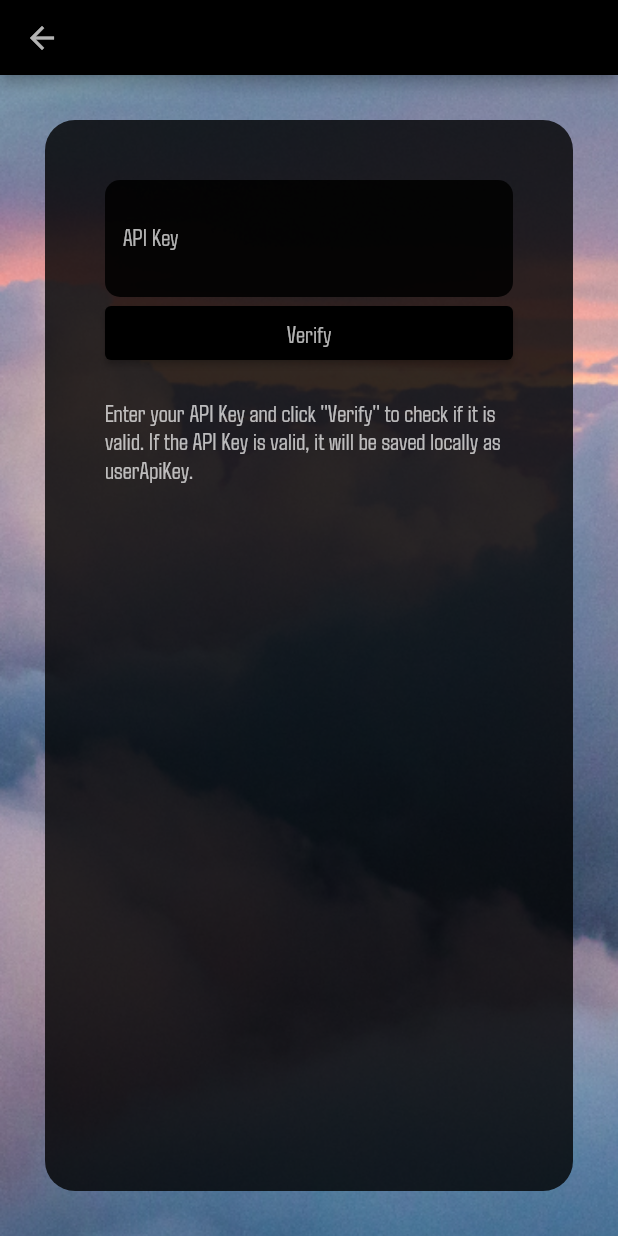
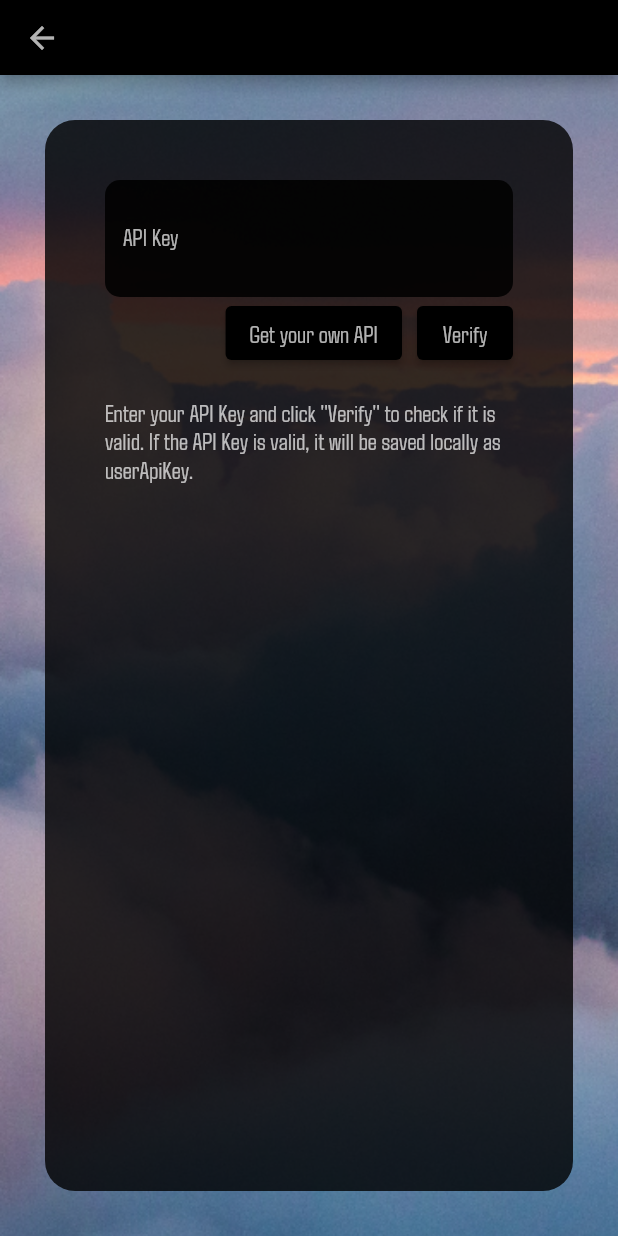
Before and after one commit to ZhengjianQu/NewWeatherApp, a Flutter app: the ApiKeyVerificationPage screen opened by its route, on a phone screen of 412 x 824 dp. Run offline on Flutter 3.47's test engine with Material 2 defaults, Android fonts, the phone set to English and light mode, and no system bars; our stand-ins replace geocoding, geolocator, shared_preferences, webview_flutter; accounts and stored records are empty; network calls fail.

```diff
--- /dev/null
+++ b/lib/ComponentLayout/web_view.dart
@@ -0,0 +1,33 @@
+import 'dart:io';
+
+import 'package:flutter/material.dart';
+import 'package:webview_flutter/webview_flutter.dart';
+
+class WebViewPage extends StatefulWidget {
+  final String url;
+
+  const WebViewPage({Key? key, required this.url}) : super(key: key);
+
+  @override
+  WebViewPageState createState() => WebViewPageState();
+}
+
+class WebViewPageState extends State<WebViewPage> {
+  @override
+  void initState() {
+    super.initState();
+    if (Platform.isAndroid) {
+      WebView.platform = SurfaceAndroidWebView();
+    }
+  }
+
+  @override
+  Widget build(BuildContext context) {
+    return MaterialApp(
+      home: WebView(
+        initialUrl: widget.url,
+        javascriptMode: JavascriptMode.unrestricted,
+      ),
+    );
+  }
+}
--- a/lib/Pages/apikey_verification_page.dart
+++ b/lib/Pages/apikey_verification_page.dart
@@ -2,6 +2,7 @@ import 'package:flutter/material.dart';
 import 'package:http/http.dart' as http;
 import 'package:shared_preferences/shared_preferences.dart';
 
+import '../ComponentLayout/web_view.dart';
 import '../global_variables.dart';
 
 class ApiKeyVerificationPage extends StatefulWidget {
@@ -102,13 +103,10 @@ class ApiKeyVerificationPageState extends State<ApiKeyVerificationPage> {
             child: Container(
               margin: const EdgeInsets.all(30),
               padding: const EdgeInsets.all(10),
-              child: Expanded(
               child: Column(
                 crossAxisAlignment: CrossAxisAlignment.stretch,
                 children: [
-                    Flexible(
-                      flex: 3,
-                        child: TextField(
+                  TextField(
                     controller: _apiKeyController,
                     maxLines: isPortrait? 2:1,
                     style: const TextStyle(color: Colors.white),
@@ -127,10 +125,32 @@ class ApiKeyVerificationPageState extends State<ApiKeyVerificationPage> {
                       ),
                     ),
                   ),
+                  Row(
+                    crossAxisAlignment: CrossAxisAlignment.start,
+                    children: [
+                      const Expanded(child: SizedBox()),
+                      ElevatedButton(
+                        onPressed: () {
+                          Navigator.push(
+                            context,
+                            MaterialPageRoute(
+                              builder: (context) => const WebViewPage(url: 'https://openweathermap.org/api'),
                             ),
-                    Flexible(
-                        flex: 2,
-                        child:ElevatedButton(
+                          );
+                        },
+                        style: ElevatedButton.styleFrom(
+                          backgroundColor: Colors.black,
+                        ),
+                        child: const Text(
+                          'Get your own API',
+                          style: TextStyle(
+                            fontSize: 16,
+                            color: Colors.white70,
+                          ),
+                        ),
+                      ),
+                      const SizedBox(width: 10),
+                      ElevatedButton(
                         onPressed: _verifyApiKey,
                         style: ElevatedButton.styleFrom(
                           backgroundColor: Colors.black,
@@ -143,29 +163,23 @@ class ApiKeyVerificationPageState extends State<ApiKeyVerificationPage> {
                           ),
                         ),
                       ),
+                    ],
                   ),
-                    Flexible(
-                        flex: 1,
-                        child:Text(
+                  Text(
                     _verificationResult,
                     style: const TextStyle(
                       fontSize: 16,
                       color: Colors.white,
                     ),
                   ),
-                    ),
-                    const Flexible(
-                        flex: 1,
-                        child:Text(
+                  const Text(
                     'Enter your API Key and click "Verify" to check if it is valid. If the API Key is valid, it will be saved locally as userApiKey.',
                     style: TextStyle(
                       fontSize: 16,
                       color: Colors.white70,
                     ),
                   ),
-                    ),
                 ],
-                ),
               ),
             ),
           ),
--- /dev/null
+++ b/lib/Pages/web_view.dart
@@ -0,0 +1 @@
+// TODO Implement this library.
--- a/pubspec.yaml
+++ b/pubspec.yaml
@@ -33,6 +33,7 @@ dependencies:
   geocoding: ^2.1.0
   intl: ^0.17.0
   shared_preferences: ^2.0.6
+  webview_flutter: ^2.0.8
   flutter:
     sdk: flutter
 
```
Also changed, not shown: lib/Pages/contact_page.dart (+7 -2 lines), pubspec.lock, 1 other file. Lines whose indentation alone changed are shown as unchanged.
